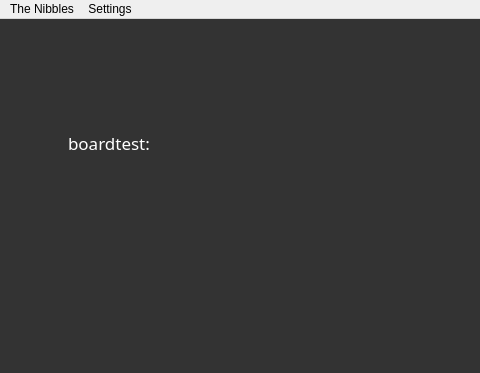
The window that nibbles/gui/servergui.ui (namelessvoid/piranhas) describes before a commit, drawn with Qt 5; both pictures show x 0 to 480 and y 0 to 373 of the 858 by 608 pixel window.
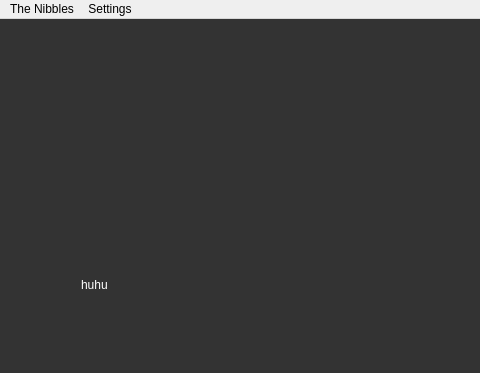
The same window after the commit. Icons and pictures are not drawn.

What changed in the file:
```diff
--- a/nibbles/gui/servergui.ui
+++ b/nibbles/gui/servergui.ui
@@ -242,36 +242,23 @@
       </property>
      </item>
     </widget>
-    <widget class="QTextEdit" name="boardtest">
+    <widget class="QLabel" name="boardtest">
      <property name="geometry">
       <rect>
-       <x>63</x>
-       <y>77</y>
-       <width>561</width>
-       <height>341</height>
+       <x>81</x>
+       <y>55</y>
+       <width>521</width>
+       <height>361</height>
       </rect>
      </property>
-     <property name="font">
-      <font>
-       <family>Sinhala Sangam MN</family>
-      </font>
-     </property>
      <property name="styleSheet">
       <string notr="true">#boardtest{
 	background:transparent;
 	color: white;
 }</string>
      </property>
-     <property name="readOnly">
-      <bool>true</bool>
-     </property>
-     <property name="html">
-      <string>&lt;!DOCTYPE HTML PUBLIC &quot;-//W3C//DTD HTML 4.0//EN&quot; &quot;http://www.w3.org/TR/REC-html40/strict.dtd&quot;&gt;
-&lt;html&gt;&lt;head&gt;&lt;meta name=&quot;qrichtext&quot; content=&quot;1&quot; /&gt;&lt;style type=&quot;text/css&quot;&gt;
-p, li { white-space: pre-wrap; }
-&lt;/style&gt;&lt;/head&gt;&lt;body style=&quot; font-family:'Sinhala Sangam MN'; font-size:13pt; font-weight:400; font-style:normal;&quot;&gt;
-&lt;p style=&quot; margin-top:0px; margin-bottom:0px; margin-left:0px; margin-right:0px; -qt-block-indent:0; text-indent:0px;&quot;&gt;&lt;span style=&quot; font-family:'Lucida Grande';&quot;&gt;boardtest:&lt;/span&gt;&lt;/p&gt;
-&lt;p style=&quot;-qt-paragraph-type:empty; margin-top:0px; margin-bottom:0px; margin-left:0px; margin-right:0px; -qt-block-indent:0; text-indent:0px; font-family:'Lucida Grande';&quot;&gt;&lt;br /&gt;&lt;/p&gt;&lt;/body&gt;&lt;/html&gt;</string>
+     <property name="text">
+      <string>huhu</string>
      </property>
     </widget>
    </widget>
```
Left out of the diff: 2 changed lines with no effect on the pictures.
